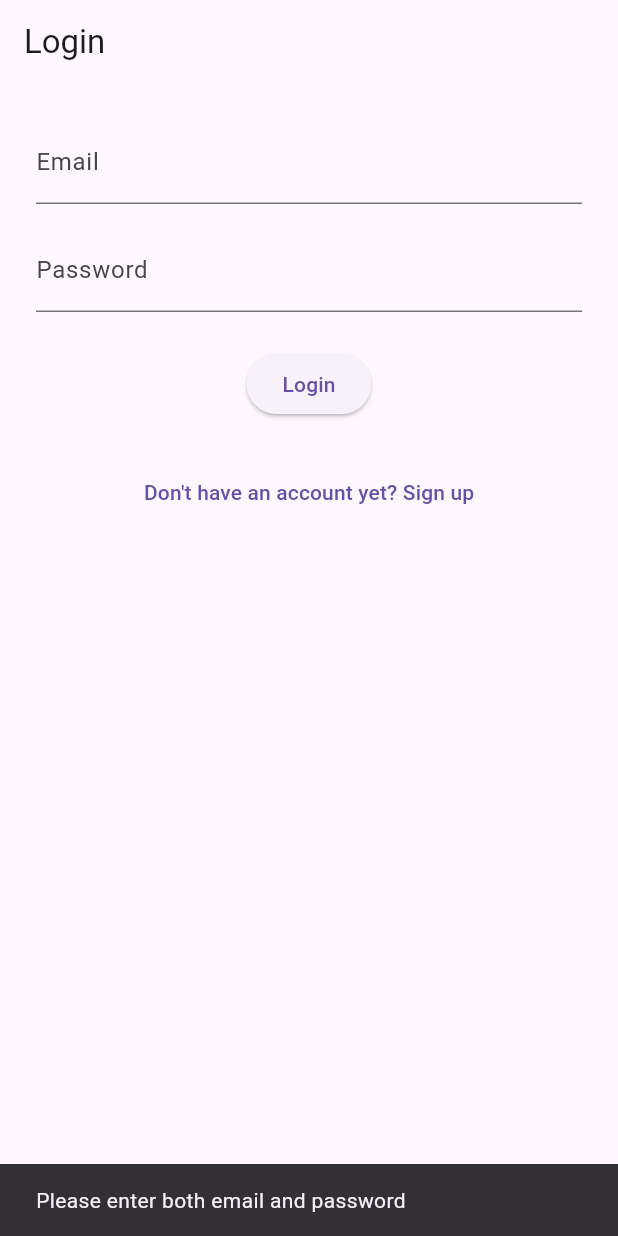
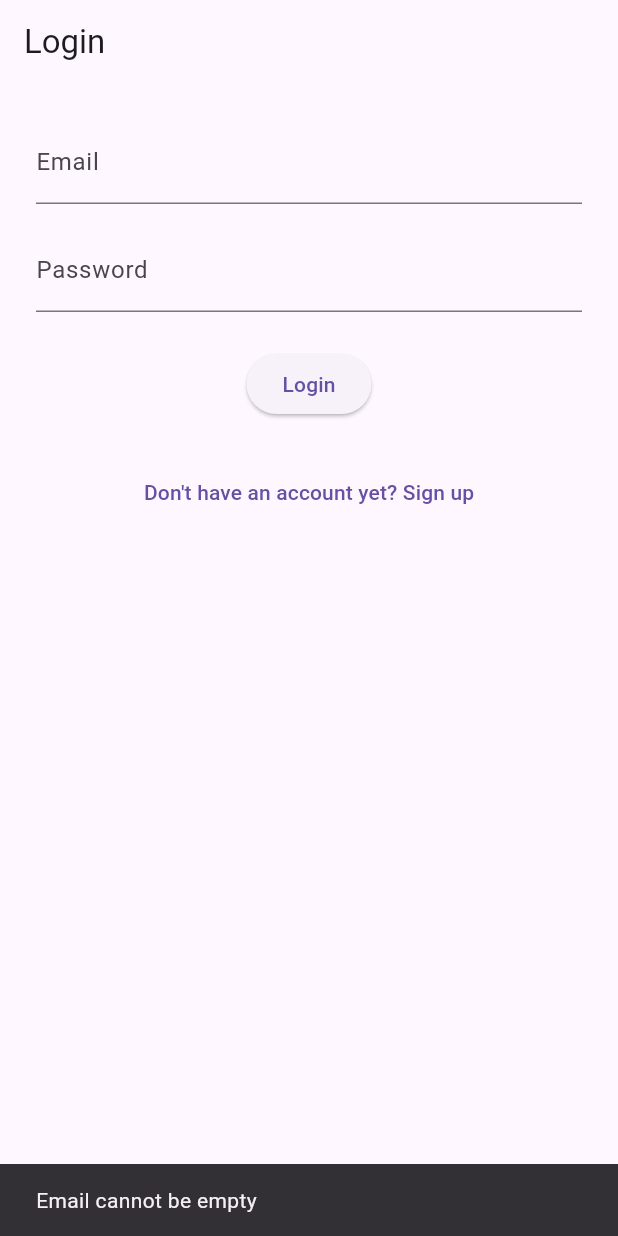
Before and after one commit to Darlington6/note-taking_app, a Flutter app: the LoginScreen screen opened directly, after a tap on "Login", on a phone screen of 412 x 824 dp. Run offline on Flutter 3.47's test engine with Material 3 defaults, Android fonts, the phone set to English and light mode, and no system bars; our stand-ins replace cloud_firestore, dartz, firebase_auth, firebase_core; accounts and stored records are empty; generated files the repository leaves out were written again.

Commit message:
progress: separated code into different files to ensure mosularity

```diff
--- a/lib/screens/auth/login_screen.dart
+++ b/lib/screens/auth/login_screen.dart
@@ -1,6 +1,8 @@
 // import packages/modules
-import 'package:firebase_auth/firebase_auth.dart';
+
 import 'package:flutter/material.dart';
+import 'package:note_taking_app/data/services/firebase_service.dart';
+import 'package:note_taking_app/utils/validators.dart';
 import 'package:note_taking_app/notes/notes_screen.dart';
 import 'signup_screen.dart';
 
@@ -12,69 +14,44 @@ class LoginScreen extends StatefulWidget {
 }
 
 class _LoginScreenState extends State<LoginScreen> {
-  // Controllers to capture email and password input
   final TextEditingController _emailController = TextEditingController();
   final TextEditingController _passwordController = TextEditingController();
 
-  // Local UI state for showing loader
   bool _isLoading = false;
 
-  // Logs in the user with Firebase Authentication
+  // Login logic using FirebaseService
   Future<void> _login() async {
     final email = _emailController.text.trim();
     final password = _passwordController.text.trim();
 
-    // Input validation
-    if (email.isEmpty || password.isEmpty) {
-      _showSnackBar('Please enter both email and password');
+    final emailError = validateEmail(email);
+    final passwordError = validatePassword(password);
+
+    if (emailError != null || passwordError != null) {
+      _showSnackBar(emailError ?? passwordError!);
       return;
     }
 
-    setState(() {
-      _isLoading = true;
-    });
+    setState(() => _isLoading = true);
 
-    try {
-      // Attempt to sign in using Firebase Auth
-      await FirebaseAuth.instance.signInWithEmailAndPassword(
-        email: email,
-        password: password,
-      );
+    final result = await FirebaseService.loginWithEmail(email, password);
 
-      // On success, navigate to the main notes interface
-      if (mounted) {
+    if (!mounted) return;
+
+    result.fold(
+      (error) => _showSnackBar(error),
+      (success) {
+        _showSnackBar('Login successful!');
         Navigator.pushReplacement(
           context,
           MaterialPageRoute(builder: (_) => const NotesScreen()),
         );
-      }
+      },
+    );
 
-      _showSnackBar('Login successful!');
-    } on FirebaseAuthException catch (e) {
-      // Handle known login errors
-      String message;
-      if (e.code == 'user-not-found') {
-        message = 'No account found for that email.';
-      } else if (e.code == 'wrong-password') {
-        message = 'Incorrect password. Please try again.';
-      } else if (e.code == 'invalid-email') {
-        message = 'Please enter a valid email address.';
-      } else {
-        message = 'Login failed. Please try again later.';
-      }
-
-      _showSnackBar(message);
-    } catch (e) {
-      // Fallback for unknown errors
-      _showSnackBar('Something went wrong. Try again.');
-    } finally {
-      setState(() {
-        _isLoading = false;
-      });
-    }
+    setState(() => _isLoading = false);
   }
 
-  // Displays a message using a SnackBar
   void _showSnackBar(String message) {
     ScaffoldMessenger.of(context).showSnackBar(
       SnackBar(content: Text(message)),
@@ -83,7 +60,6 @@ class _LoginScreenState extends State<LoginScreen> {
 
   @override
   void dispose() {
-    // Clean up controllers
     _emailController.dispose();
     _passwordController.dispose();
     super.dispose();
@@ -93,11 +69,10 @@ class _LoginScreenState extends State<LoginScreen> {
   Widget build(BuildContext context) {
     return Scaffold(
       appBar: AppBar(title: const Text('Login')),
-      body: Padding(
+      body: SingleChildScrollView(
         padding: const EdgeInsets.all(24.0),
         child: Column(
           children: [
-            // Email input
             TextField(
               controller: _emailController,
               decoration: const InputDecoration(labelText: 'Email'),
@@ -106,7 +81,6 @@ class _LoginScreenState extends State<LoginScreen> {
 
             const SizedBox(height: 16),
 
-            // Password input
             TextField(
               controller: _passwordController,
               decoration: const InputDecoration(labelText: 'Password'),
@@ -115,7 +89,6 @@ class _LoginScreenState extends State<LoginScreen> {
 
             const SizedBox(height: 24),
 
-            // Login button or loader
             _isLoading
                 ? const CircularProgressIndicator()
                 : ElevatedButton(
@@ -125,7 +98,6 @@ class _LoginScreenState extends State<LoginScreen> {
 
             const SizedBox(height: 24),
 
-            // Navigation to Signup
             TextButton(
               onPressed: () {
                 Navigator.pushReplacement(
--- a/lib/utils/validators.dart
+++ b/lib/utils/validators.dart
@@ -1 +1,21 @@
-// Email/password validation logic
+// Validates email input.
+String? validateEmail(String? value) {
+  if (value == null || value.trim().isEmpty) {
+    return 'Email cannot be empty';
+  }
+  if (!RegExp(r'^[\w-\.]+@([\w-]+\.)+[\w]{2,4}').hasMatch(value)) {
+    return 'Enter a valid email address';
+  }
+  return null;
+}
+
+// Validates password input.
+String? validatePassword(String? value) {
+  if (value == null || value.trim().isEmpty) {
+    return 'Password cannot be empty';
+  }
+  if (value.trim().length < 6) {
+    return 'Password must be at least 6 characters';
+  }
+  return null;
+}
--- a/pubspec.yaml
+++ b/pubspec.yaml
@@ -38,6 +38,7 @@ dependencies:
   provider: ^6.1.5
   firebase_auth: ^5.6.0
   cloud_firestore: ^5.6.9
+  dartz: ^0.10.1
 
 dev_dependencies:
   flutter_test:
```
Also changed, not shown: lib/core/constants.dart (+14 -1 lines), lib/data/services/firebase_service.dart (+107 -1 lines), lib/notes/notes_screen.dart (+7 -8 lines), lib/providers/note_provider.dart (+39 -42 lines), lib/screens/auth/signup_screen.dart (+27 -50 lines), pubspec.lock.
